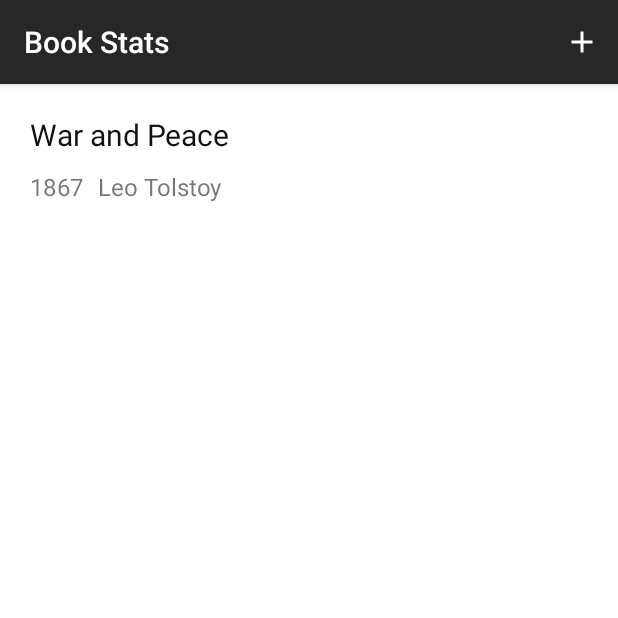
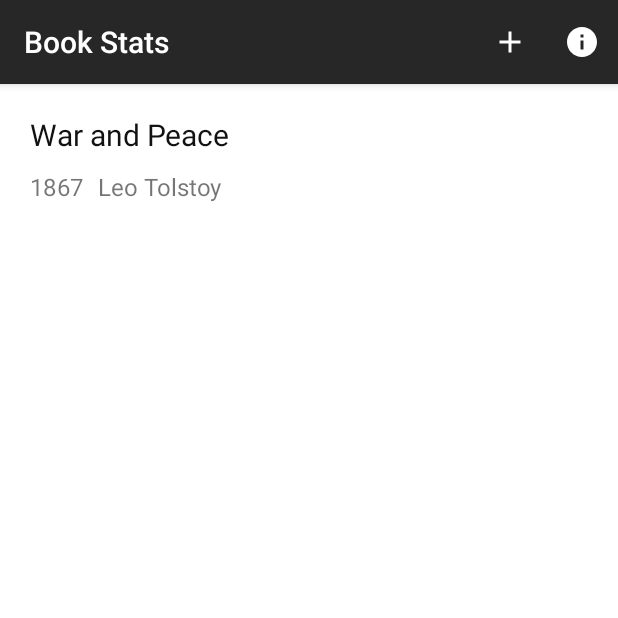
Before and after one commit to L-win/BookStats, an Android app: the screen it shows after launch (MainActivity), on a phone screen of 412 x 824 dp, the top half of it. Run offline under Robolectric (Android 15) with nearby library versions, the phone set to English and light mode, and no system bars; our stand-ins replace Room's generated code.

Commit message:
About Act design About Act added Add Book act: use only number for Year

```diff
--- a/app/src/main/java/com/elvina/bookstats/MainActivity.java
+++ b/app/src/main/java/com/elvina/bookstats/MainActivity.java
@@ -70,6 +70,10 @@ public class MainActivity extends AppCompatActivity {
                 Intent intent = new Intent(this, AddBookActivity.class);
                 startActivityForResult(intent, 1);
                 return true;
+            case R.id.about_app:
+                Intent intentA = new Intent(this, AboutActivity.class);
+                startActivityForResult(intentA, 1);
+                return true;
             default:
                 return super.onOptionsItemSelected(item);
         }
--- /dev/null
+++ b/app/src/main/res/drawable/ic_baseline_info_24.xml
@@ -0,0 +1,10 @@
+<vector xmlns:android="http://schemas.android.com/apk/res/android"
+    android:width="24dp"
+    android:height="24dp"
+    android:viewportWidth="24"
+    android:viewportHeight="24"
+    android:tint="?attr/colorControlNormal">
+  <path
+      android:fillColor="@android:color/white"
+      android:pathData="M12,2C6.48,2 2,6.48 2,12s4.48,10 10,10 10,-4.48 10,-10S17.52,2 12,2zM13,17h-2v-6h2v6zM13,9h-2L11,7h2v2z"/>
+</vector>
--- a/app/src/main/res/layout/activity_add_book.xml
+++ b/app/src/main/res/layout/activity_add_book.xml
@@ -41,7 +41,7 @@
             android:layout_marginTop="10dp"
             android:layout_marginRight="10dp"
             android:hint="year (optional)"
-            android:inputType="textMultiLine" />
+            android:inputType="number" />
 
         <EditText
             android:id="@+id/edit_text_all_pages"
--- a/app/src/main/res/menu/main_menu.xml
+++ b/app/src/main/res/menu/main_menu.xml
@@ -6,4 +6,9 @@
         android:title="Add New Book"
         android:icon="@drawable/ic_baseline_add_24"
         app:showAsAction="ifRoom" />
+    <item
+        android:id="@+id/about_app"
+        android:title="About"
+        android:icon="@drawable/ic_baseline_info_24"
+        app:showAsAction="ifRoom" />
 </menu>
--- a/app/src/main/res/values/colors.xml
+++ b/app/src/main/res/values/colors.xml
@@ -14,4 +14,7 @@
 
     <color name="cardTextTitle">#121212</color>
 
+    <color name="aboutTextMain">#171717</color>
+    <color name="aboutTetxtSecond">#656464</color>
+
 </resources>
```
Also changed, not shown: app/src/main/AndroidManifest.xml (+8 -3 lines), app/src/main/java/com/elvina/bookstats/AboutActivity.java (added, +15 -0 lines), app/src/main/res/layout/activity_about.xml (added, +90 -0 lines).
